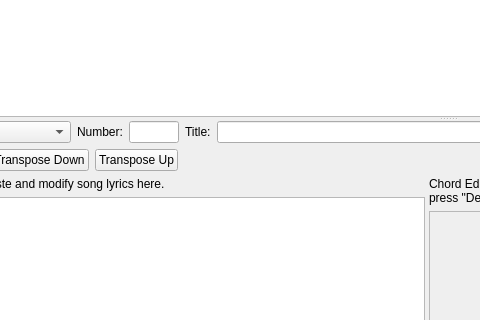
First picture: the form in src/softchordeditor.ui, repository matvey83/softChord, before the edit; both pictures show x 98 to 578 and y 271 to 591 of the 1091 by 878 pixel window.
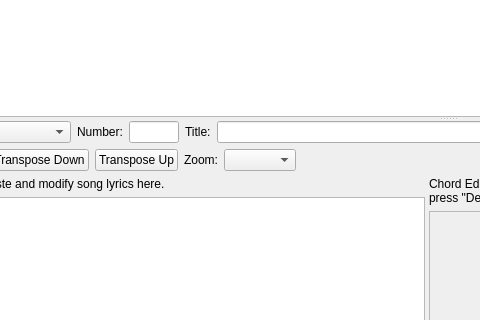
Second picture: the form after the edit.

Commit message: Merged in Lino's changes for font size zoom (after modification).

The edit to the form file:
```diff
--- a/src/softchordeditor.ui
+++ b/src/softchordeditor.ui
@@ -183,6 +183,16 @@
             </property>
            </widget>
           </item>
+          <item>
+           <widget class="QLabel" name="label_8">
+            <property name="text">
+             <string>Zoom:</string>
+            </property>
+           </widget>
+          </item>
+          <item>
+           <widget class="QComboBox" name="comboTextSize"/>
+          </item>
           <item>
            <spacer name="horizontalSpacer_3">
             <property name="orientation">
```
Left out of the diff: 6 changed lines with no effect on the pictures. The commit also changes 1 other file.
